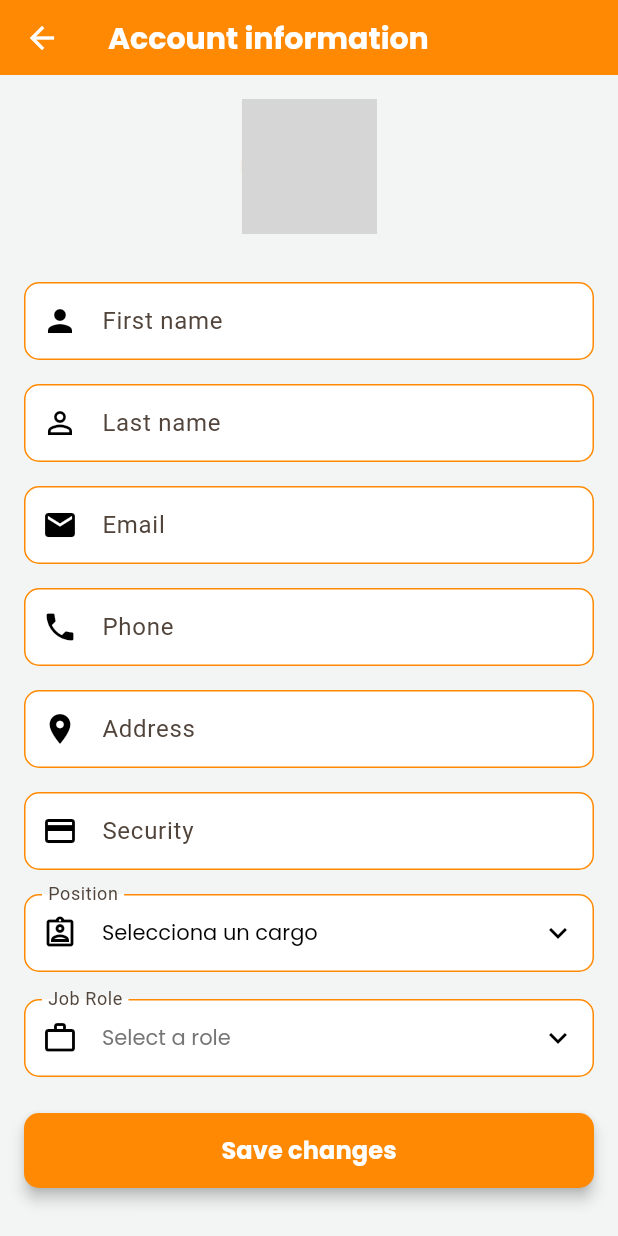
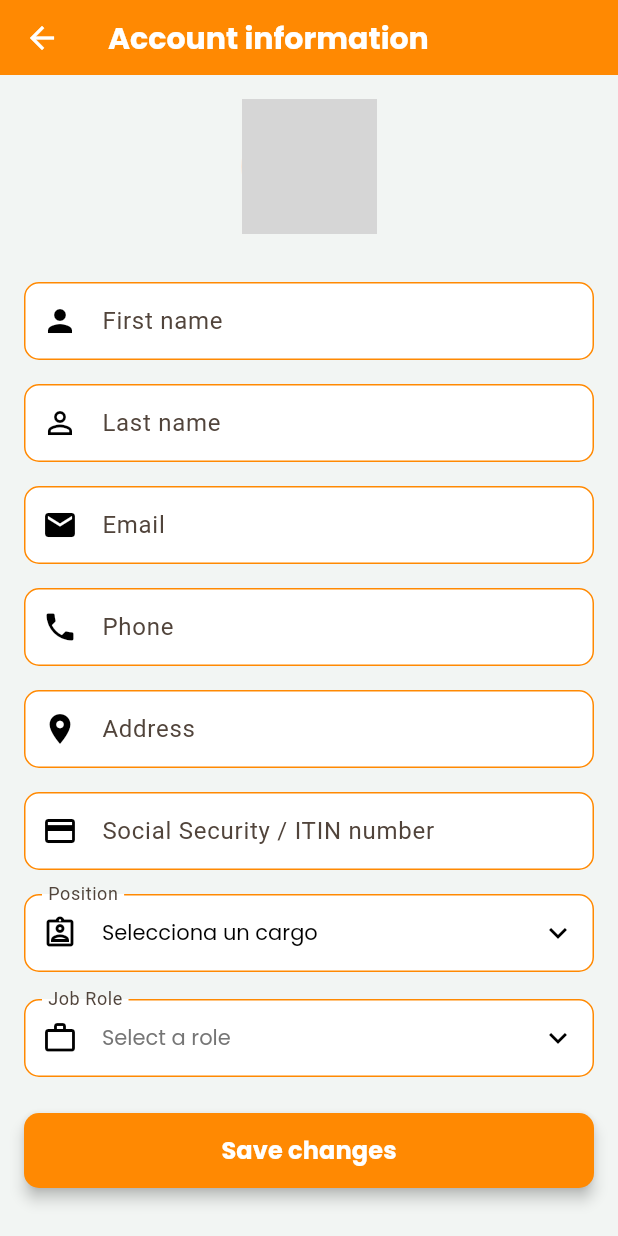
Before and after one commit to julianp1506/byr-consulting-app, a Flutter app: the UserAccountInfoPage screen opened directly, on a phone screen of 412 x 824 dp. Run offline on Flutter 3.47's test engine with Material 3 defaults, Android fonts, the light colour scheme and no system bars; our stand-ins replace cloud_firestore, easy_localization, firebase_auth, firebase_core, firebase_storage, geocoding and 8 more; missing offline and left inert: excel; accounts and stored records are empty; network calls fail; grey boxes are pictures that could not be loaded.

Commit message:
Cambio de textos finales

```diff
--- a/assets/translations/en.json
+++ b/assets/translations/en.json
@@ -342,7 +342,7 @@
   "Agregar empresa": "Add company",
   "¿Seguro que quieres borrar '$item'?": "Are you sure you want to delete '$item'?",
   "Empresas": "Companies",
-  "No hay empresas": "No companies"
+  "No hay empresas": "No companies",
+  "Seguridad Usuario": "Social Security / ITIN number"
 
-
-  }
+}
--- a/assets/translations/es.json
+++ b/assets/translations/es.json
@@ -341,7 +341,8 @@
   "Agregar empresa": "Agregar empresa",
   "¿Seguro que quieres borrar '$item'?": "¿Seguro que quieres borrar '$item'?",
   "Empresas": "Empresas",
-  "No hay empresas": "No hay empresas"
+  "No hay empresas": "No hay empresas",
+  "Seguridad Usuario": "Social Security / ITIN number"
 
 
   }
--- a/lib/user_pages/user_settings/user_account_info_page.dart
+++ b/lib/user_pages/user_settings/user_account_info_page.dart
@@ -276,7 +276,7 @@ class _UserAccountInfoPageState extends State<UserAccountInfoPage> {
                       ],
                       cursorColor: _mainOrange,
                       decoration: InputDecoration(
-                        labelText: 'Seguridad'.tr(),
+                        labelText: 'Seguridad Usuario'.tr(),
                         hintText: '123-45-6789',
                         prefixIcon: Icon(Icons.credit_card, color: _black),
                         filled: true,
```
